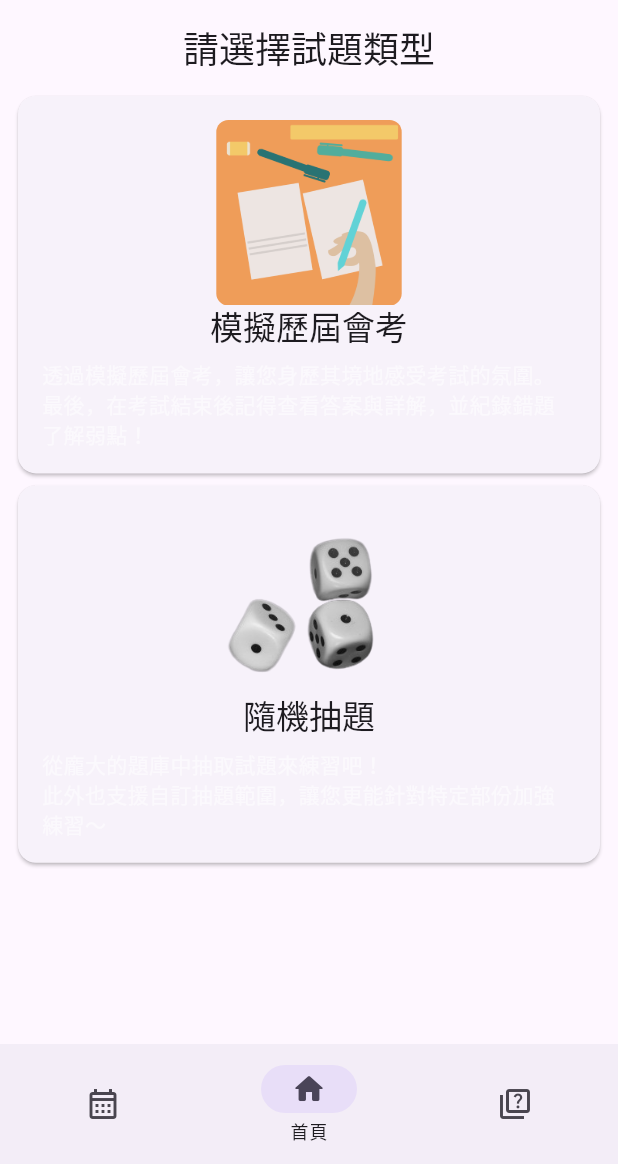
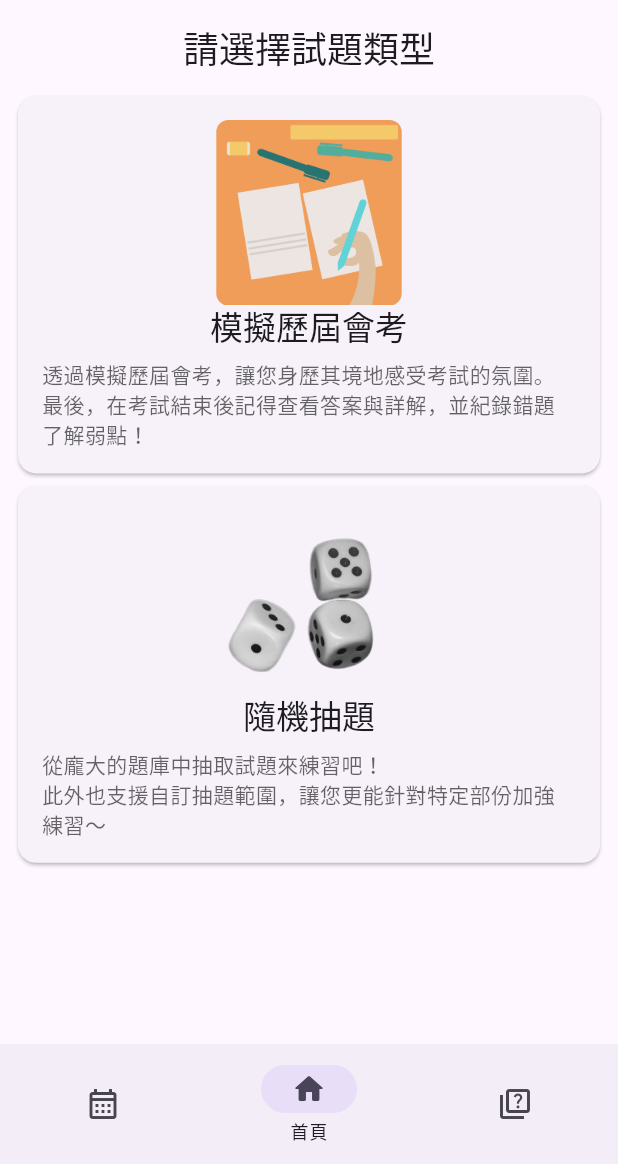
Before and after one commit to SiongSng/cap-countdown, a Flutter app: the screen it shows after launch, swiped to page 3, on a phone screen of 412 x 824 dp, the part 72-1236 px from its top. Run offline on Flutter 3.47's test engine with Material 2 defaults, Android fonts, the phone set to English and light mode, and no system bars; our stand-ins replace flutter_spinkit, line_icons; missing offline and left inert: dart:html, tex_text, zoom_pinch_overlay.

Commit message:
fix(exam_page): hint color

```diff
--- a/lib/src/pages/exam_page.dart
+++ b/lib/src/pages/exam_page.dart
@@ -77,7 +77,7 @@ class _ExamPageState extends State<ExamPage>
           Text(
             description,
             style: Theme.of(context).textTheme.bodyMedium?.copyWith(
-                  color: Colors.white54,
+                  color: Theme.of(context).hintColor,
                 ),
           ),
         ],
```
